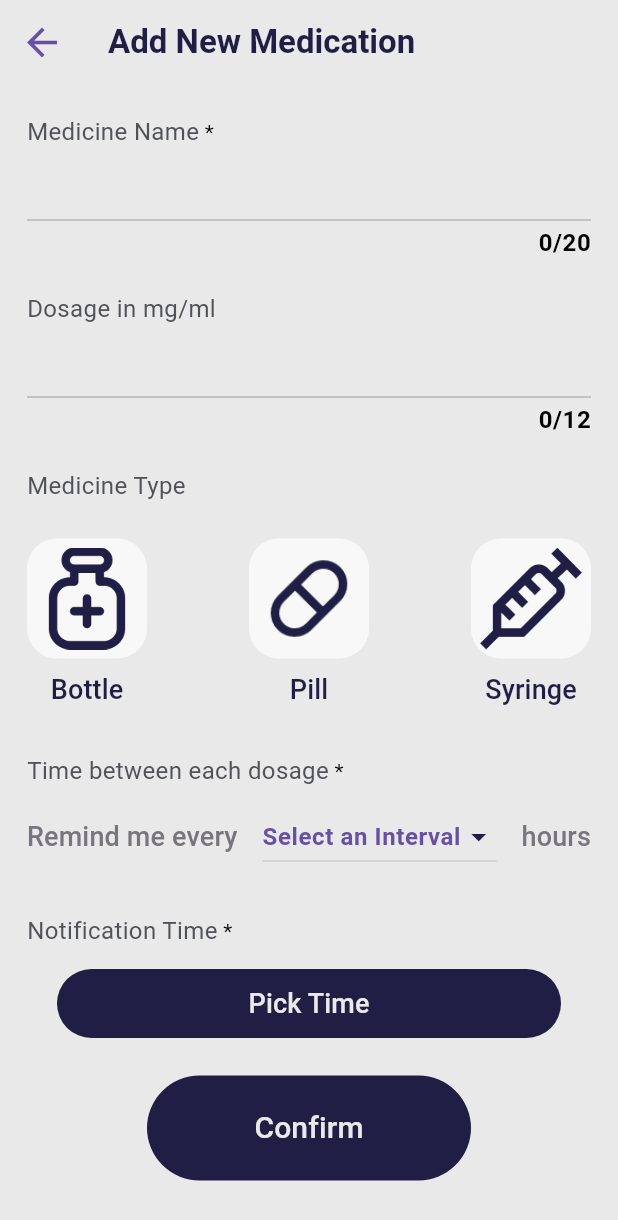
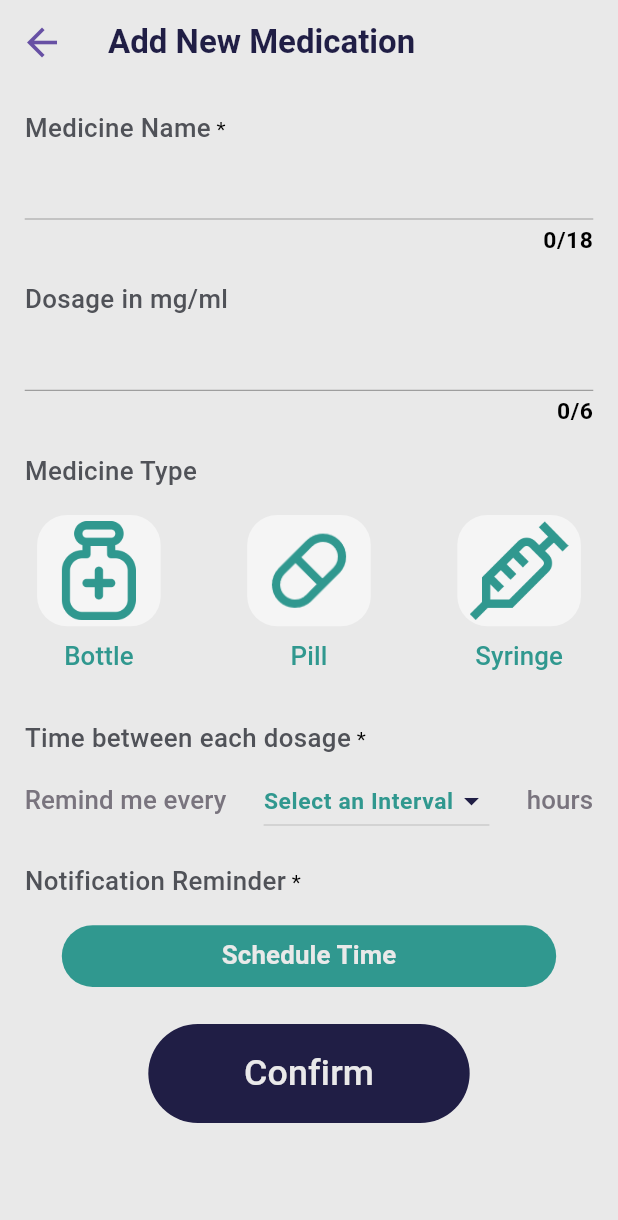
Before and after one commit to DeepaT99/Medicine-Monitoring-App, a Flutter app: the screen it shows once a user with an empty profile is signed in, item 2 of the bottom bar chosen, after a tap on the "add" icon, on a phone screen of 412 x 824 dp. Shown: the top 1220 px of the screen. Run offline on Flutter 3.47's test engine with Material 3 defaults, Android fonts, the phone set to English and light mode, and no system bars; our stand-ins replace firebase_auth, firebase_core, flutter_local_notifications, google_sign_in, lottie, rxdart and 3 more; missing offline and left inert: linear_calender; accounts and stored records are empty.

Commit message:
add page

```diff
--- a/lib/pages/add/add_new.dart
+++ b/lib/pages/add/add_new.dart
@@ -8,6 +8,7 @@ import 'package:medicine_tracker/pages/add/new_entry_bloc.dart';
 import 'package:medicine_tracker/pages/add/success_page.dart';
 import 'package:medicine_tracker/pages/homepage/home_screen.dart';
 import 'package:provider/provider.dart';
+import 'package:sizer/sizer.dart';
 
 import '../../models/convert_time.dart';
 import '../../models/medicine.dart';
@@ -65,10 +66,11 @@ class _AddNewState extends State<AddNew> {
           ),
         ),
       ),
-      body: Provider<NewEntryBloc>.value(
+      body: SingleChildScrollView(
+        child: Provider<NewEntryBloc>.value(
           value: _newEntryBloc,
           child: Padding(
-          padding: const EdgeInsets.all(18.0),
+            padding: EdgeInsets.all(2.h),
             child: Column(
               crossAxisAlignment: CrossAxisAlignment.start,
               children: [
@@ -77,7 +79,7 @@ class _AddNewState extends State<AddNew> {
                   isRequired: true,
                 ),
                 TextFormField(
-                maxLength: 20,
+                  maxLength: 18,
                   controller: nameController,
                   textCapitalization: TextCapitalization.words,
                   decoration:
@@ -86,15 +88,15 @@ class _AddNewState extends State<AddNew> {
                         color: Colors.grey[800],
                       ),
                 ),
-              const SizedBox(
-                height: 20,
+                SizedBox(
+                  height: 2.h,
                 ),
                 const PanelTitle(
                   title: 'Dosage in mg/ml',
                   isRequired: false,
                 ),
                 TextFormField(
-                maxLength: 12,
+                  maxLength: 6,
                   controller: dosageController,
                   textCapitalization: TextCapitalization.words,
                   keyboardType: TextInputType.number,
@@ -104,15 +106,15 @@ class _AddNewState extends State<AddNew> {
                         color: Colors.grey[800],
                       ),
                 ),
-              const SizedBox(
-                height: 20,
+                SizedBox(
+                  height: 2.h,
                 ),
                 const PanelTitle(title: 'Medicine Type', isRequired: false),
-              const SizedBox(
-                height: 10,
+                SizedBox(
+                  height: 0.5.h,
                 ),
                 Padding(
-                padding: const EdgeInsets.only(top: 4),
+                  padding: EdgeInsets.only(top: 1.h),
                   child: StreamBuilder<MedicineType>(
                     //new entry block
 
@@ -149,29 +151,27 @@ class _AddNewState extends State<AddNew> {
                     },
                   ),
                 ),
-              const SizedBox(
-                height: 25,
+                SizedBox(
+                  height: 3.h,
                 ),
                 const PanelTitle(title: 'Time between each dosage', isRequired: true),
-              const SizedBox(
-                height: 5,
+                SizedBox(height: 0.1.h,),
+                const IntervalSelection(),
+                SizedBox(
+                  height: 2.h,
                 ),
-              const IntervalSelection(),
-              const SizedBox(
-                height: 25,
-              ),
-              const PanelTitle(title: 'Notification Time', isRequired: true),
-              const SizedBox(
-                height: 10,
+                const PanelTitle(title: 'Notification Reminder', isRequired: true),
+                SizedBox(
+                  height: 2.h,
                 ),
                 const SelectTime(),
-              const SizedBox(
-                height: 25,
+                SizedBox(
+                  height: 3.h,
                 ),
                 Padding(
-                padding: const EdgeInsets.only(left: 80, right: 80),
+                  padding: EdgeInsets.symmetric(horizontal: 20.w),
                   child: SizedBox(
-                  height: 70,
+                    height: 8.h,
                     child: TextButton(
                       style: TextButton.styleFrom(
                         backgroundColor: Theme.of(context).colorScheme.primary,
@@ -182,7 +182,7 @@ class _AddNewState extends State<AddNew> {
                           'Confirm',
                           style: Theme.of(context).textTheme.titleSmall!.copyWith(
                                 color: Theme.of(context).colorScheme.surface,
-                              fontSize: 20,
+                                fontSize: 20.sp,
                               ),
                         ),
                       ),
@@ -257,6 +257,7 @@ class _AddNewState extends State<AddNew> {
                   ),
                 ),
               ],
+            ),
           ),
         ),
       ),
@@ -395,12 +396,12 @@ class _SelectTimeState extends State<SelectTime> {
   @override
   Widget build(BuildContext context) {
     return SizedBox(
-      height: 50,
+      height: 5.h,
       child: Padding(
-        padding: const EdgeInsets.only(top: 4, left: 20, right: 20),
+        padding: EdgeInsets.symmetric(horizontal: 6.w),
         child: TextButton(
           style: TextButton.styleFrom(
-              backgroundColor: Theme.of(context).colorScheme.primary,
+              backgroundColor: Theme.of(context).colorScheme.inversePrimary,
               shape: const StadiumBorder()),
           onPressed: () {
             _selectTime();
@@ -408,10 +409,12 @@ class _SelectTimeState extends State<SelectTime> {
           child: Center(
             child: Text(
               _clicked == false
-                  ? 'Pick Time'
+                  ? 'Schedule Time'
                   : '${convertTime(_time.hour.toString())}:${convertTime(_time.minute.toString())}',
               style: Theme.of(context).textTheme.titleSmall!.copyWith(
                     color: Theme.of(context).colorScheme.surface,
+                    fontSize: 17.sp,
+                    fontWeight: FontWeight.w600
                   ),
             ),
           ),
@@ -449,7 +452,9 @@ class _IntervalSelectionState extends State<IntervalSelection> {
             hint: _selected == 0
                 ? Text(
                     'Select an Interval',
-                    style: Theme.of(context).textTheme.bodySmall,
+                    style: Theme.of(context).textTheme.bodySmall!.copyWith(
+                      color: Theme.of(context).colorScheme.inversePrimary
+                    ),
                   )
                 : null,
             elevation: 4,
@@ -460,7 +465,10 @@ class _IntervalSelectionState extends State<IntervalSelection> {
                   value: value,
                   child: Text(
                     value.toString(),
-                    style: Theme.of(context).textTheme.bodySmall,
+                    style: Theme.of(context).textTheme.bodySmall!.copyWith(
+                        color: Theme.of(context).colorScheme.inversePrimary,
+                        fontWeight: FontWeight.bold
+                    ),
                   ),
                 );
               },
@@ -505,36 +513,36 @@ class MedicineTypeColumn extends StatelessWidget {
       },
       child: Column(
         children: [
-          const SizedBox(
-            height: 10,
+          SizedBox(
+            height: 0.5.h,
           ),
           Container(
-            width: 80,
-            height: 80,
+            width: 20.w,
+            height: 9.h,
             alignment: Alignment.center,
             decoration: BoxDecoration(
               borderRadius: BorderRadius.circular(20),
               color: isSelected
                   ? Theme.of(context).colorScheme.primary
-                  : Colors.white70,
+                  : Colors.white54,
             ),
             child: Center(
               child: Padding(
-                padding: const EdgeInsets.only(top: 6, bottom: 6),
+                padding: EdgeInsets.symmetric(vertical: 0.5.h, horizontal: 0.5.h),
                 child: Image.asset(
                   iconValue,
                   color: isSelected
                       ? Theme.of(context).colorScheme.surface
-                      : Theme.of(context).colorScheme.primary,
+                      : Theme.of(context).colorScheme.inversePrimary,
                 ),
               ),
             ),
           ),
           Padding(
-            padding: const EdgeInsets.only(top: 6),
+            padding: EdgeInsets.only(top: 0.5.h),
             child: Container(
-              width: 80,
-              height: 30,
+              width: 24.w,
+              height: 4.h,
               decoration: BoxDecoration(
                   color: isSelected
                       ? Theme.of(context).colorScheme.primary
@@ -547,7 +555,7 @@ class MedicineTypeColumn extends StatelessWidget {
                         fontWeight: FontWeight.w500,
                         color: isSelected
                             ? Theme.of(context).colorScheme.surface
-                            : Theme.of(context).colorScheme.primary,
+                            : Theme.of(context).colorScheme.inversePrimary,
                       ),
                 ),
               ),
@@ -567,14 +575,15 @@ class PanelTitle extends StatelessWidget {
   @override
   Widget build(BuildContext context) {
     return Padding(
-      padding: const EdgeInsets.only(top: 2),
+      padding: EdgeInsets.only(top: 0.1.h),
       child: Text.rich(
         TextSpan(
           children: <TextSpan>[
             TextSpan(
               text: title,
               style: TextStyle(
-                fontSize: 16,
+                fontSize: 17.sp,
+                fontWeight: FontWeight.w500,
                 color: Theme.of(context).colorScheme.secondary,
               ),
             ),
--- a/lib/pages/app_view.dart
+++ b/lib/pages/app_view.dart
@@ -34,6 +34,7 @@ class _MyAppViewState extends State<MyAppView> {
               onSurface: Colors.black,
               primary: Color(0xFF201E45),
               secondary: Color(0xFF505258),
+              inversePrimary: Color(0xFF30988F),
               tertiary: Color(0xFFC4ECB0),
               outline: Color(0xFF292938),
             ),
@@ -41,32 +42,33 @@ class _MyAppViewState extends State<MyAppView> {
               backgroundColor: const Color(0xFFE9E9E9),
               iconTheme: IconThemeData(
                 color: Theme.of(context).colorScheme.primary,
-                size: 30,
+                size: 30.px,
               ),
             ),
             textTheme: TextTheme(
               headlineMedium: TextStyle(
-                fontSize: 28,
+                fontSize: 26.sp,
                 color: Theme.of(context).colorScheme.primary,
                 fontWeight: FontWeight.w500,
               ),
               headlineSmall: TextStyle(
+                fontSize: 20.sp,
+                fontWeight: FontWeight.w800,
+                color: Theme.of(context).colorScheme.primary,
+              ),
+              headlineLarge: TextStyle(
                 fontSize: 24.sp,
                 fontWeight: FontWeight.w800,
                 color: Colors.grey[800],
-              ),
-              headlineLarge: TextStyle(
-                fontSize: 20,
-                color: Theme.of(context).colorScheme.primary,
 
               ),
               bodySmall: TextStyle(
-                fontSize: 16,
+                fontSize: 16.sp,
                 fontWeight: FontWeight.w600,
                 color: Theme.of(context).colorScheme.primary,
               ),
               titleSmall: TextStyle(
-                fontSize: 18,
+                fontSize: 17.sp,
                 color: Theme.of(context).colorScheme.outline,
               ),
             ),
--- a/lib/pages/profile/profile.dart
+++ b/lib/pages/profile/profile.dart
@@ -1,5 +1,7 @@
 import 'package:firebase_auth/firebase_auth.dart';
 import 'package:flutter/material.dart';
+import 'package:medicine_tracker/models/medicine_card.dart';
+import 'package:sizer/sizer.dart';
 
 import '../../components/button.dart';
 
@@ -24,31 +26,32 @@ class ProfilePage extends StatelessWidget {
       appBar: AppBar(),
       body: ListView(
         children: [
-          const SizedBox(height: 50),
+          SizedBox(height: 10.h),
           //Profile Pic
           Container(
-            width: 100,
-            height: 100,
-            decoration: const BoxDecoration(
+            width: 14.w,
+            height: 14.h,
+            decoration: BoxDecoration(
               shape: BoxShape.circle,
-              color: Colors.greenAccent,
+              color: Theme.of(context).colorScheme.inversePrimary,
             ),
-            child: const Icon(
+            child: Icon(
               Icons.person,
-              size: 72,
+              color: Theme.of(context).colorScheme.surface,
+              size: 80.px,
             ),
           ),
-          const SizedBox(height: 25),
+          SizedBox(height: 2.h),
           //User email
           Text(
             currentUser.email!,
             textAlign: TextAlign.center,
-            style: TextStyle(
-              color: Theme.of(context).colorScheme.primary,
-              fontSize: 25,
+            style: Theme.of(context).textTheme.headlineSmall!.copyWith(
+             color:  Theme.of(context).colorScheme.primary,
             ),
-          ),
-          const SizedBox(height: 300),
+            ),
+
+          SizedBox(height: 20.h),
 
           //Logout
 
@@ -56,7 +59,7 @@ class ProfilePage extends StatelessWidget {
             text: "Log Out",
             onTap: signUserOut,
           ),
-          const SizedBox(height: 25)
+          SizedBox(height: 5.h)
         ],
       ),
     );
```
Also changed, not shown: lib/models/medicine_card.dart (+24 -15 lines), lib/pages/details/medicine_details.dart (+53 -37 lines), lib/pages/login_pages/register_page.dart (+21 -20 lines). Lines whose indentation alone changed are shown as unchanged.
